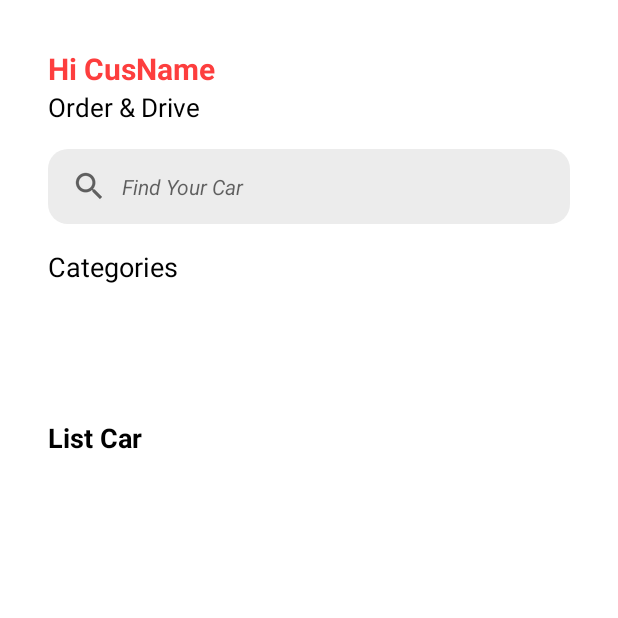
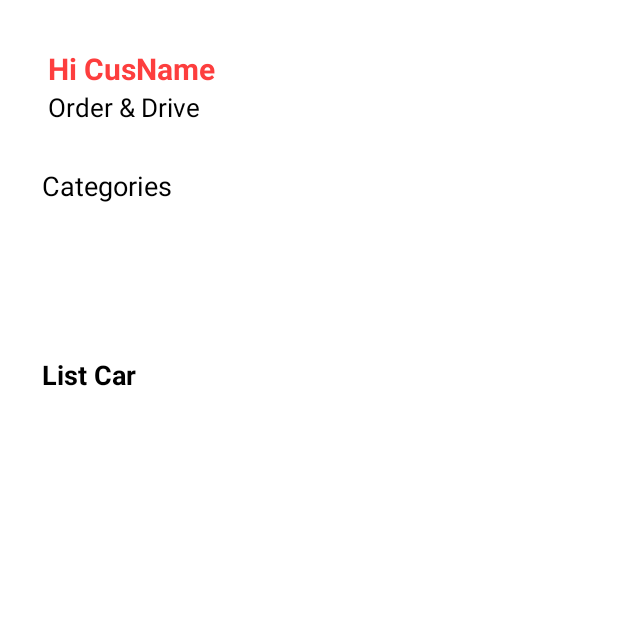
Before and after one commit to sonntt19/car-rental-prm392, an Android app: the HomeActivity screen opened directly, with no data from a screen before it, on a phone screen of 412 x 824 dp, the top half of it. Run offline under Robolectric (Android 15) with nearby library versions, the phone set to English and light mode, and no system bars.

Commit message:
add home

```diff
--- a/app/src/main/res/layout/activity_home.xml
+++ b/app/src/main/res/layout/activity_home.xml
@@ -59,46 +59,27 @@
                     app:layout_constraintVertical_bias="0.0"
                     tools:srcCompat="@tools:sample/avatars[3]" />
 
-                <EditText
-                    android:id="@+id/editTextTextPersonName"
-                    android:layout_width="0dp"
-                    android:layout_height="50dp"
-                    android:layout_marginStart="32dp"
-                    android:layout_marginTop="16dp"
-                    android:layout_marginEnd="32dp"
-                    android:background="@drawable/search_background"
-                    android:drawableStart="?android:attr/actionModeWebSearchDrawable"
-                    android:drawablePadding="10dp"
-                    android:ems="10"
-                    android:hint="Find Your Car"
-                    android:inputType="textPersonName"
-                    android:paddingStart="15dp"
-                    android:textSize="14sp"
-                    android:textStyle="italic"
-                    app:layout_constraintEnd_toEndOf="parent"
-                    app:layout_constraintHorizontal_bias="0.0"
-                    app:layout_constraintStart_toStartOf="parent"
-                    app:layout_constraintTop_toBottomOf="@+id/textView2" />
 
                 <TextView
                     android:id="@+id/textView5"
                     android:layout_width="wrap_content"
                     android:layout_height="wrap_content"
-                    android:layout_marginStart="32dp"
-                    android:layout_marginTop="16dp"
+                    android:layout_marginStart="28dp"
+                    android:layout_marginTop="28dp"
                     android:text="Categories"
                     android:textColor="#000"
                     android:textSize="18sp"
                     app:layout_constraintStart_toStartOf="parent"
-                    app:layout_constraintTop_toBottomOf="@+id/editTextTextPersonName"
+                    app:layout_constraintTop_toBottomOf="@+id/textView2"
                     tools:textStyle="bold" />
 
                 <androidx.recyclerview.widget.RecyclerView
                     android:id="@+id/recyclerView"
                     android:layout_width="345dp"
                     android:layout_height="73dp"
-                    android:layout_marginTop="8dp"
+                    android:layout_marginTop="16dp"
                     app:layout_constraintEnd_toEndOf="parent"
+                    app:layout_constraintHorizontal_bias="0.424"
                     app:layout_constraintStart_toStartOf="parent"
                     app:layout_constraintTop_toBottomOf="@+id/textView5" />
 
@@ -106,8 +87,8 @@
                     android:id="@+id/textView8"
                     android:layout_width="wrap_content"
                     android:layout_height="wrap_content"
-                    android:layout_marginStart="32dp"
-                    android:layout_marginTop="8dp"
+                    android:layout_marginStart="28dp"
+                    android:layout_marginTop="12dp"
                     android:text="List Car"
                     android:textColor="#000"
                     android:textSize="18sp"
@@ -118,8 +99,9 @@
                 <androidx.recyclerview.widget.RecyclerView
                     android:layout_width="346dp"
                     android:layout_height="164dp"
-                    android:layout_marginTop="8dp"
+                    android:layout_marginTop="16dp"
                     app:layout_constraintEnd_toEndOf="parent"
+                    app:layout_constraintHorizontal_bias="0.415"
                     app:layout_constraintStart_toStartOf="parent"
                     app:layout_constraintTop_toBottomOf="@+id/textView8" />
 
```
